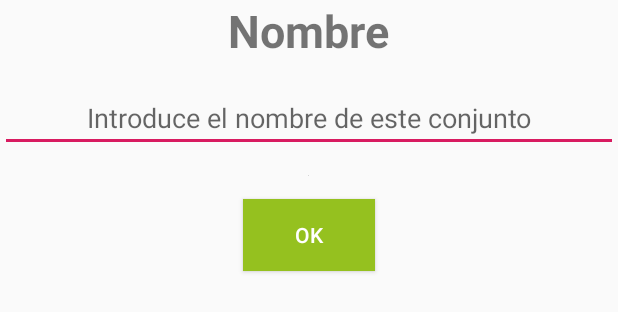
After one commit to Beetoo13/Fitsu, an Android app: the layout dialog_name_conjunto.xml on its own in the app's theme, with its tools: preview values and no code run, on a phone screen of 412 x 824 dp. The commit adds this screen. Shown: the top 312 px of the screen. Run offline under Robolectric (Android 15) with nearby library versions, the phone set to English and light mode, and no system bars; network calls fail.

```diff
--- /dev/null
+++ b/app/src/main/res/layout/dialog_name_conjunto.xml
@@ -0,0 +1,48 @@
+<?xml version="1.0" encoding="utf-8"?>
+<LinearLayout xmlns:android="http://schemas.android.com/apk/res/android"
+    xmlns:app="http://schemas.android.com/apk/res-auto"
+    xmlns:tools="http://schemas.android.com/tools"
+    android:layout_width="match_parent"
+    android:layout_height="match_parent"
+    android:orientation="vertical">
+
+    <TextView
+        android:layout_width="wrap_content"
+        android:layout_height="wrap_content"
+        android:text="Nombre"
+        android:layout_gravity="center"
+        android:textSize="30sp"
+        android:id="@+id/txtViewDialogNombre"
+        android:textStyle="bold"/>
+
+    <EditText
+        android:id="@+id/editTextConjunto"
+        android:layout_width="match_parent"
+        android:layout_height="wrap_content"
+        android:layout_marginTop="15sp"
+        android:ems="10"
+        android:hint="Introduce el nombre de este conjunto"
+        android:inputType="textPersonName"
+        android:textAlignment="center"/>
+
+    <ImageView
+        android:id="@+id/imgViewConjunto"
+        android:layout_width="wrap_content"
+        android:layout_height="wrap_content"
+        android:layout_gravity="center"
+        android:layout_marginTop="15sp"
+        android:onClick="selectImageConjunto"
+        tools:srcCompat="@tools:sample/avatars" />
+
+    <Button
+        android:layout_width="wrap_content"
+        android:layout_height="wrap_content"
+        android:layout_marginTop="15sp"
+        android:layout_marginBottom="15sp"
+        android:layout_gravity="center"
+        android:text="Ok"
+        android:background="@color/colorPrimary"
+        android:textColor="@android:color/white"
+        android:id="@+id/btnNombreConjunto"/>
+
+</LinearLayout>
```
Also changed, not shown: app/src/main/java/com/example/fitsu/FragmentHistorial.java (+35 -9 lines), app/src/main/java/com/example/fitsu/Historial.java (+8 -0 lines), app/src/main/java/com/example/fitsu/MainActivity.java (+33 -34 lines).
